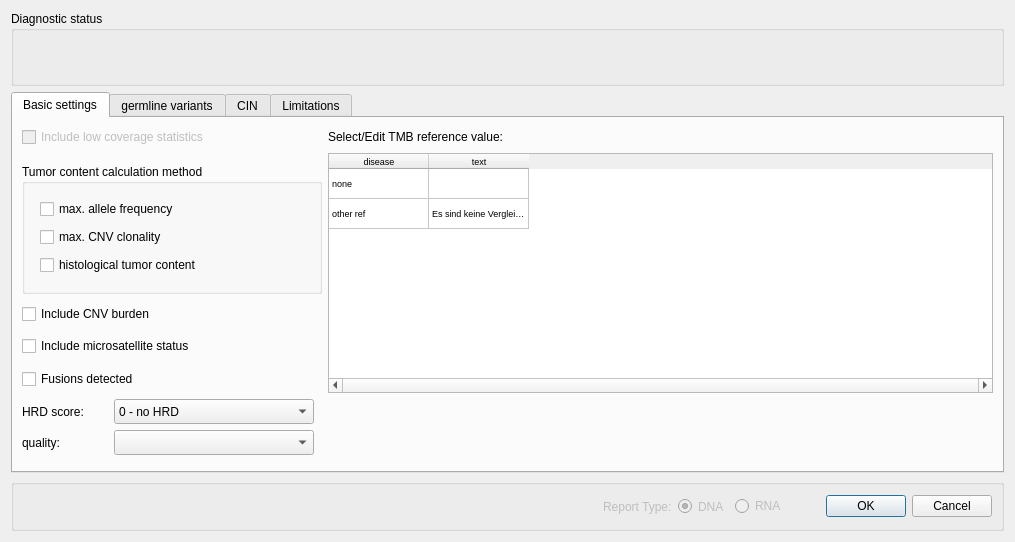
Above: src/GSvar/SomaticReportDialog.ui from imgag/ngs-bits before the change. Below: the same form after it.
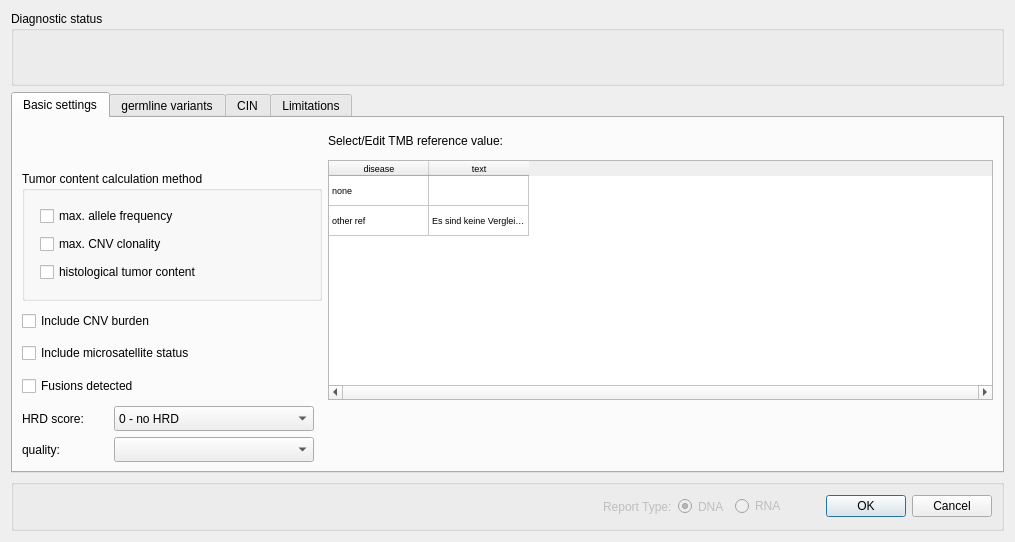
That is the form after the change.

Commit message: fixed merge commit (submodule), automated inclusion of coverage statistics.

```diff
--- a/src/GSvar/SomaticReportDialog.ui
+++ b/src/GSvar/SomaticReportDialog.ui
@@ -316,28 +316,6 @@
          </property>
         </widget>
        </item>
-       <item row="0" column="0" colspan="2">
-        <widget class="QCheckBox" name="include_low_cov">
-         <property name="enabled">
-          <bool>false</bool>
-         </property>
-         <property name="sizePolicy">
-          <sizepolicy hsizetype="Minimum" vsizetype="Fixed">
-           <horstretch>0</horstretch>
-           <verstretch>0</verstretch>
-          </sizepolicy>
-         </property>
-         <property name="minimumSize">
-          <size>
-           <width>300</width>
-           <height>0</height>
-          </size>
-         </property>
-         <property name="text">
-          <string>Include low coverage statistics</string>
-         </property>
-        </widget>
-       </item>
        <item row="5" column="0">
         <widget class="QLabel" name="label">
          <property name="minimumSize">
```
The commit also changes 6 other files.
